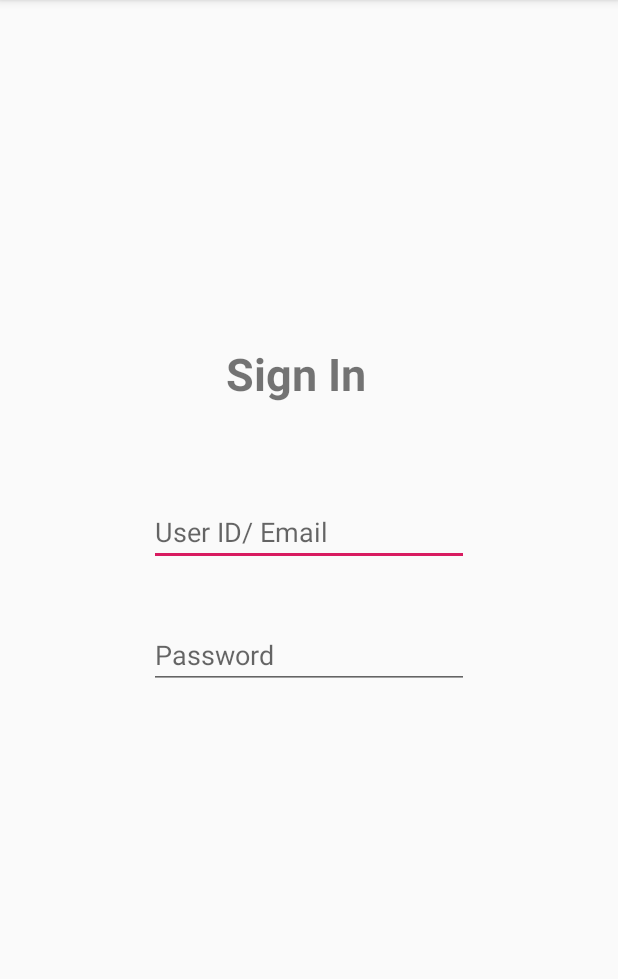
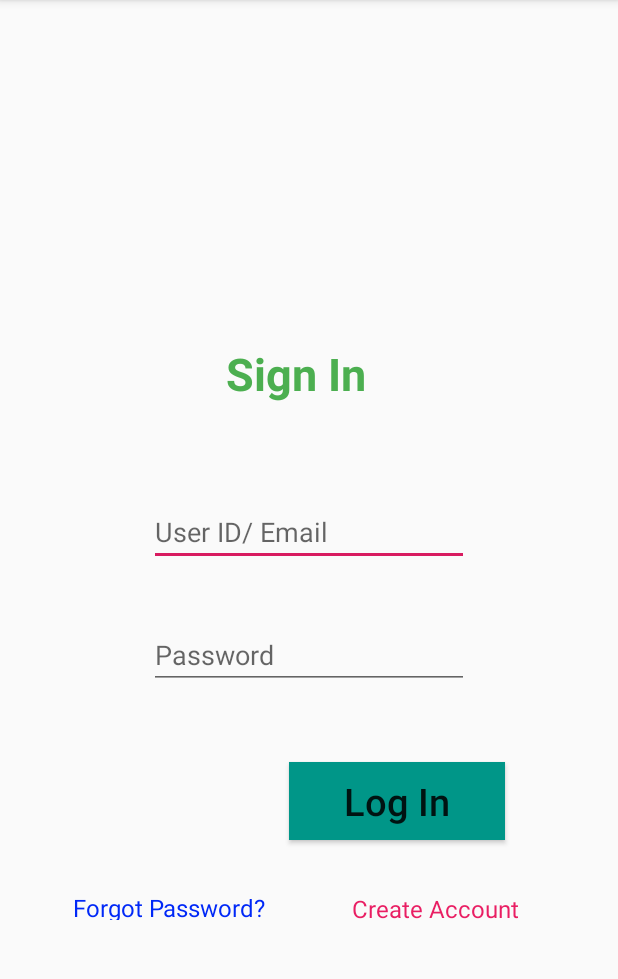
Before and after one commit to rafattu5har/Application, an Android app: the screen it shows after launch (MainActivity), on a phone screen of 412 x 824 dp, the part 84-1063 px from its top. Run offline under Robolectric (Android 15) with nearby library versions, the phone set to English and light mode, and no system bars.

Commit message:
Updating sign in screen

```diff
--- a/Project/app/src/main/res/layout/activity_main.xml
+++ b/Project/app/src/main/res/layout/activity_main.xml
@@ -8,7 +8,7 @@
     tools:context=".MainActivity">
 
     <TextView
-        android:id="@+id/LogInTextView"
+        android:id="@+id/logInTextView"
         android:layout_width="111dp"
         android:layout_height="50dp"
         android:layout_marginStart="8dp"
@@ -18,6 +18,7 @@
         android:layout_marginRight="8dp"
         android:layout_marginBottom="8dp"
         android:text="Sign In"
+        android:textColor="#4CAF50"
         android:textSize="30sp"
         android:textStyle="bold"
         android:typeface="normal"
@@ -28,7 +29,7 @@
         app:layout_constraintVertical_bias="0.314" />
 
     <EditText
-        android:id="@+id/UserEmailEditText"
+        android:id="@+id/userEmailEditText"
         android:layout_width="wrap_content"
         android:layout_height="wrap_content"
         android:layout_marginStart="8dp"
@@ -43,11 +44,11 @@
         app:layout_constraintBottom_toBottomOf="parent"
         app:layout_constraintEnd_toEndOf="parent"
         app:layout_constraintStart_toStartOf="parent"
-        app:layout_constraintTop_toBottomOf="@+id/LogInTextView"
+        app:layout_constraintTop_toBottomOf="@+id/logInTextView"
         app:layout_constraintVertical_bias="0.106" />
 
     <EditText
-        android:id="@+id/UserPassEditText"
+        android:id="@+id/userPassEditText"
         android:layout_width="wrap_content"
         android:layout_height="wrap_content"
         android:layout_marginStart="8dp"
@@ -62,6 +63,67 @@
         app:layout_constraintBottom_toBottomOf="parent"
         app:layout_constraintEnd_toEndOf="parent"
         app:layout_constraintStart_toStartOf="parent"
-        app:layout_constraintTop_toBottomOf="@+id/UserEmailEditText"
+        app:layout_constraintTop_toBottomOf="@+id/userEmailEditText"
         app:layout_constraintVertical_bias="0.087" />
+
+    <Button
+        android:id="@+id/logInBtn"
+        android:layout_width="144dp"
+        android:layout_height="52dp"
+        android:layout_marginStart="8dp"
+        android:layout_marginLeft="8dp"
+        android:layout_marginTop="8dp"
+        android:layout_marginEnd="8dp"
+        android:layout_marginRight="8dp"
+        android:layout_marginBottom="8dp"
+        android:background="#009688"
+        android:text="Log In"
+        android:textAllCaps="false"
+        android:textSize="25sp"
+        app:layout_constraintBottom_toBottomOf="parent"
+        app:layout_constraintEnd_toEndOf="parent"
+        app:layout_constraintHorizontal_bias="0.734"
+        app:layout_constraintStart_toStartOf="parent"
+        app:layout_constraintTop_toBottomOf="@+id/userPassEditText"
+        app:layout_constraintVertical_bias="0.17" />
+
+    <TextView
+        android:id="@+id/forgotPassTextView"
+        android:layout_width="143dp"
+        android:layout_height="19dp"
+        android:layout_marginStart="8dp"
+        android:layout_marginLeft="8dp"
+        android:layout_marginTop="8dp"
+        android:layout_marginEnd="8dp"
+        android:layout_marginRight="8dp"
+        android:layout_marginBottom="8dp"
+        android:text="Forgot Password?"
+        android:textColor="#0028F7"
+        android:textSize="16sp"
+        app:layout_constraintBottom_toBottomOf="parent"
+        app:layout_constraintEnd_toEndOf="parent"
+        app:layout_constraintHorizontal_bias="0.162"
+        app:layout_constraintStart_toStartOf="parent"
+        app:layout_constraintTop_toBottomOf="@+id/userPassEditText"
+        app:layout_constraintVertical_bias="0.464" />
+
+    <TextView
+        android:id="@+id/createAcTextView"
+        android:layout_width="134dp"
+        android:layout_height="20dp"
+        android:layout_marginStart="8dp"
+        android:layout_marginLeft="8dp"
+        android:layout_marginTop="8dp"
+        android:layout_marginEnd="8dp"
+        android:layout_marginRight="8dp"
+        android:layout_marginBottom="8dp"
+        android:text="Create Account"
+        android:textColor="#E91E63"
+        android:textSize="16sp"
+        app:layout_constraintBottom_toBottomOf="parent"
+        app:layout_constraintEnd_toEndOf="parent"
+        app:layout_constraintHorizontal_bias="0.492"
+        app:layout_constraintStart_toEndOf="@+id/forgotPassTextView"
+        app:layout_constraintTop_toBottomOf="@+id/userPassEditText"
+        app:layout_constraintVertical_bias="0.466" />
 </androidx.constraintlayout.widget.ConstraintLayout>
```
